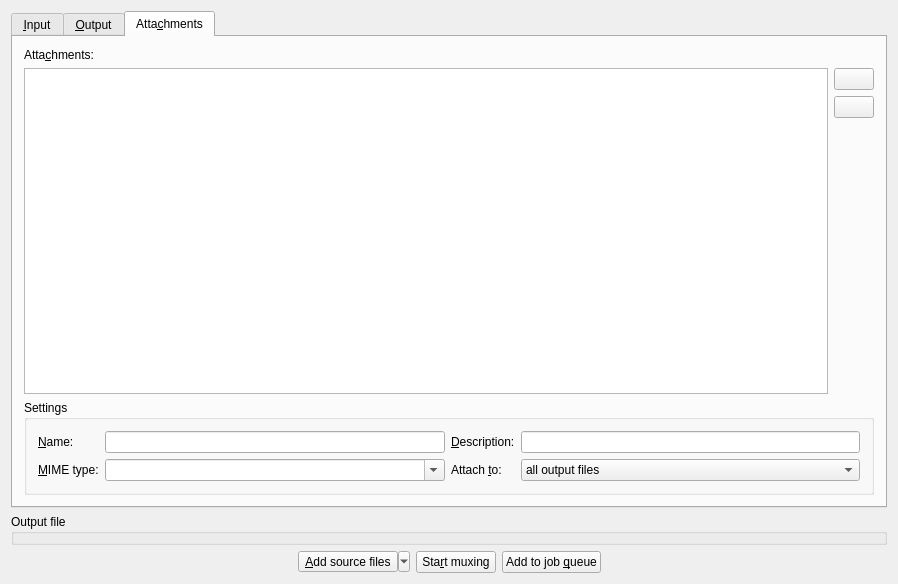
First picture: the form in src/mkvtoolnix-gui/forms/merge/tab.ui, repository jpsdr/MKVToolnix-Windows-7, before the edit.
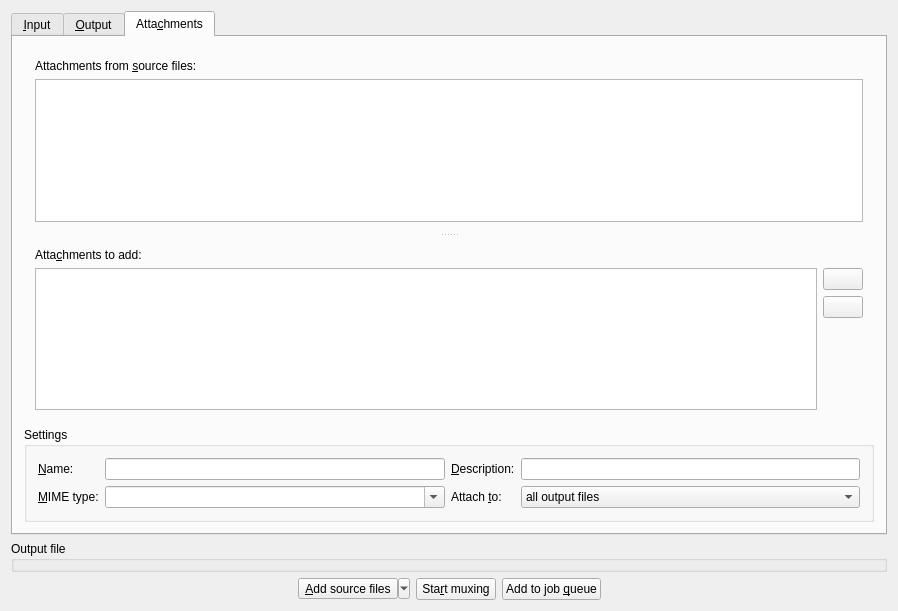
Second picture: the form after the edit. The open tabs and pages were chosen to show the change. Icons and pictures are not drawn. Custom widgets are drawn as their Qt base class.

Commit message: GUI: merge: move attachments from source files to own list on "attachments" tab

Patch:
```diff
--- a/src/mkvtoolnix-gui/forms/merge/tab.ui
+++ b/src/mkvtoolnix-gui/forms/merge/tab.ui
@@ -7,7 +7,7 @@
     <x>0</x>
     <y>0</y>
     <width>898</width>
-    <height>584</height>
+    <height>611</height>
    </rect>
   </property>
   <property name="acceptDrops">
@@ -1523,11 +1523,60 @@
       <attribute name="title">
        <string>Atta&amp;chments</string>
       </attribute>
+      <layout class="QVBoxLayout" name="verticalLayout_24">
+       <item>
+        <widget class="QSplitter" name="mergeAttachmentsSplitter">
+         <property name="orientation">
+          <enum>Qt::Vertical</enum>
+         </property>
+         <widget class="QWidget" name="layoutWidget2">
+          <layout class="QVBoxLayout" name="verticalLayout_23">
+           <item>
+            <widget class="QLabel" name="attachedFilesLabel">
+             <property name="text">
+              <string>Attachments from &amp;source files:</string>
+             </property>
+             <property name="buddy">
+              <cstring>attachedFiles</cstring>
+             </property>
+            </widget>
+           </item>
+           <item>
+            <widget class="mtx::gui::Util::BasicTreeView" name="attachedFiles">
+             <property name="contextMenuPolicy">
+              <enum>Qt::CustomContextMenu</enum>
+             </property>
+             <property name="editTriggers">
+              <set>QAbstractItemView::NoEditTriggers</set>
+             </property>
+             <property name="showDropIndicator" stdset="0">
+              <bool>false</bool>
+             </property>
+             <property name="selectionMode">
+              <enum>QAbstractItemView::ExtendedSelection</enum>
+             </property>
+             <property name="rootIsDecorated">
+              <bool>false</bool>
+             </property>
+             <property name="sortingEnabled">
+              <bool>true</bool>
+             </property>
+             <property name="allColumnsShowFocus">
+              <bool>true</bool>
+             </property>
+             <attribute name="headerShowSortIndicator" stdset="0">
+              <bool>true</bool>
+             </attribute>
+            </widget>
+           </item>
+          </layout>
+         </widget>
+         <widget class="QWidget" name="layoutWidget3">
       <layout class="QVBoxLayout" name="verticalLayout_14">
        <item>
         <widget class="QLabel" name="attachmentsLabel">
          <property name="text">
-          <string>Atta&amp;chments:</string>
+              <string>Atta&amp;chments to add:</string>
          </property>
          <property name="buddy">
           <cstring>attachments</cstring>
@@ -1613,6 +1662,10 @@
          </item>
         </layout>
        </item>
+          </layout>
+         </widget>
+        </widget>
+       </item>
        <item>
         <widget class="QGroupBox" name="attachmentSettingsBox">
          <property name="title">
@@ -1776,6 +1829,16 @@
  </widget>
  <layoutdefault spacing="6" margin="11"/>
  <customwidgets>
+  <customwidget>
+   <class>mtx::gui::Util::BasicLineEdit</class>
+   <extends>QLineEdit</extends>
+   <header>mkvtoolnix-gui/util/basic_line_edit.h</header>
+  </customwidget>
+  <customwidget>
+   <class>mtx::gui::Util::BasicTreeView</class>
+   <extends>QTreeView</extends>
+   <header>mkvtoolnix-gui/util/basic_tree_view.h</header>
+  </customwidget>
   <customwidget>
    <class>mtx::gui::Util::LanguageComboBox</class>
    <extends>QComboBox</extends>
@@ -1786,22 +1849,12 @@
    <extends>QComboBox</extends>
    <header>mkvtoolnix-gui/util/character_set_combo_box.h</header>
   </customwidget>
-  <customwidget>
-   <class>mtx::gui::Util::BasicTreeView</class>
-   <extends>QTreeView</extends>
-   <header>mkvtoolnix-gui/util/basic_tree_view.h</header>
-  </customwidget>
   <customwidget>
    <class>mtx::gui::Util::FilesDragDropWidget</class>
    <extends>QWidget</extends>
    <header>mkvtoolnix-gui/util/files_drag_drop_widget.h</header>
    <container>1</container>
   </customwidget>
-  <customwidget>
-   <class>mtx::gui::Util::BasicLineEdit</class>
-   <extends>QLineEdit</extends>
-   <header>mkvtoolnix-gui/util/basic_line_edit.h</header>
-  </customwidget>
  </customwidgets>
  <tabstops>
   <tabstop>tabs</tabstop>
```
Left out of the diff: 5 changed lines with no effect on the pictures. Lines whose indentation alone changed are shown as unchanged. The commit also changes 14 other files.
